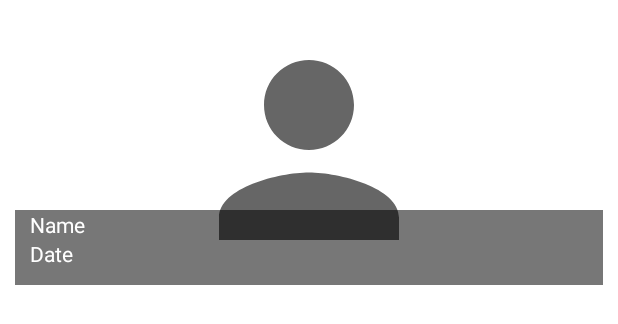
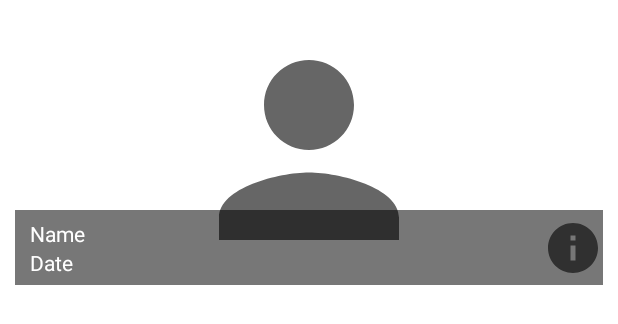
Before and after one commit to Zafar1595/Adebyat, an Android app: the layout rv_person_item.xml on its own in the app's theme, with its tools: preview values and no code run, on a phone screen of 412 x 824 dp. Shown: the top 324 px of the screen. Run offline under Robolectric (Android 15) with nearby library versions, the phone set to English and light mode, and no system bars.

Commit message:
17.37 10 aprel

```diff
--- a/app/build.gradle
+++ b/app/build.gradle
@@ -1,7 +1,6 @@
 plugins {
     id 'com.android.application'
     id 'kotlin-android'
-//    id 'com.google.gms.google-services'
     id "androidx.navigation.safeargs.kotlin"
     id 'com.google.gms.google-services'
 
@@ -75,4 +74,9 @@ dependencies {
     //Сoroutines
     implementation 'org.jetbrains.kotlinx:kotlinx-coroutines-core:1.3.0'
     implementation 'org.jetbrains.kotlinx:kotlinx-coroutines-android:1.3.0'
+    //Image View glide
+    implementation 'com.github.bumptech.glide:glide:4.11.0'
+    annotationProcessor 'com.github.bumptech.glide:compiler:4.11.0'
+//    implementation 'com.github.bumptech.glide:glide:4.11.0'
+//    kapt 'com.github.bumptech.glide:compiler:4.11.0'
 }
--- a/app/src/main/java/space/adebyat/adebyat/data/Creation.kt
+++ b/app/src/main/java/space/adebyat/adebyat/data/Creation.kt
@@ -9,5 +9,6 @@ class Creation(
         val direction: String = "",
         val genre: String = "",
         val theme: List<String> = listOf(),
-        val period: String = ""
+        val period: String = "",
+        val viewed: Int = 0
 )
--- a/app/src/main/java/space/adebyat/adebyat/di/Injections.kt
+++ b/app/src/main/java/space/adebyat/adebyat/di/Injections.kt
@@ -5,6 +5,7 @@ import org.koin.dsl.module
 import space.adebyat.adebyat.data.firebase.FirebaseManager
 import space.adebyat.adebyat.ui.author.AuthorPresenter
 import space.adebyat.adebyat.ui.creation.CreationPresenter
+import space.adebyat.adebyat.ui.filter.FilterPresenter
 
 val dataModule = module {
     single { FirebaseFirestore.getInstance() }
@@ -14,4 +15,6 @@ val dataModule = module {
 val presenterModule = module {
     single { AuthorPresenter(get()) }
     single { CreationPresenter(get()) }
+    single { FilterPresenter(get()) }
+
 }
--- /dev/null
+++ b/app/src/main/res/drawable/ic_baseline_info_24.xml
@@ -0,0 +1,10 @@
+<vector xmlns:android="http://schemas.android.com/apk/res/android"
+    android:width="24dp"
+    android:height="24dp"
+    android:viewportWidth="24"
+    android:viewportHeight="24"
+    android:tint="?attr/colorControlNormal">
+  <path
+      android:fillColor="@android:color/white"
+      android:pathData="M12,2C6.48,2 2,6.48 2,12s4.48,10 10,10 10,-4.48 10,-10S17.52,2 12,2zM13,17h-2v-6h2v6zM13,9h-2L11,7h2v2z"/>
+</vector>
--- a/app/src/main/res/layout/rv_person_item.xml
+++ b/app/src/main/res/layout/rv_person_item.xml
@@ -10,16 +10,26 @@
         android:layout_height="match_parent"
         android:src="@drawable/ic_baseline_person_24"/>
 
-    <LinearLayout
-        android:orientation="vertical"
+    <androidx.constraintlayout.widget.ConstraintLayout
+        android:orientation="horizontal"
         android:layout_width="match_parent"
         android:layout_height="50dp"
         app:layout_constraintStart_toStartOf="parent"
         app:layout_constraintBottom_toBottomOf="parent"
         app:layout_constraintEnd_toEndOf="parent"
         android:background="@color/bg"
-        android:paddingStart="10dp">
-
+        android:paddingStart="10dp"
+        android:weightSum="5"
+        >
+        <LinearLayout
+            android:id="@+id/textViewContainer"
+            android:layout_width="0dp"
+            android:layout_height="wrap_content"
+            android:orientation="vertical"
+            app:layout_constraintStart_toStartOf="parent"
+            app:layout_constraintTop_toTopOf="parent"
+            app:layout_constraintBottom_toBottomOf="parent"
+            app:layout_constraintEnd_toStartOf="@id/imageButtonAuthorInfo">
         <TextView
             android:id="@+id/textViewPoetsName"
             android:layout_width="match_parent"
@@ -30,12 +40,22 @@
 
         <TextView
             android:id="@+id/textViewPoetsDate"
-            android:layout_width="wrap_content"
+            android:layout_width="match_parent"
             android:layout_height="wrap_content"
             android:text="Date"
             android:textColor="@color/white"
             />
-
-    </LinearLayout>
+        </LinearLayout>
+        <ImageButton
+            android:id="@+id/imageButtonAuthorInfo"
+            android:layout_width="40dp"
+            android:layout_height="40dp"
+            android:background="@drawable/ic_baseline_info_24"
+            app:layout_constraintTop_toTopOf="parent"
+            app:layout_constraintEnd_toEndOf="parent"
+            app:layout_constraintBottom_toBottomOf="parent"
+            app:layout_constraintStart_toEndOf="@id/textViewContainer"
+            />
+    </androidx.constraintlayout.widget.ConstraintLayout>
 
 </androidx.constraintlayout.widget.ConstraintLayout>
```
Also changed, not shown: app/src/main/AndroidManifest.xml (+7 -3 lines), app/src/main/java/space/adebyat/adebyat/data/firebase/FirebaseManager.kt (+18 -1 lines), app/src/main/java/space/adebyat/adebyat/ui/author/AuthorAdapter.kt (+8 -0 lines), app/src/main/java/space/adebyat/adebyat/ui/author/AuthorFragment.kt (+7 -0 lines), app/src/main/java/space/adebyat/adebyat/ui/author/AuthorInfoActivity.kt (added, +31 -0 lines), app/src/main/java/space/adebyat/adebyat/ui/filter/FilterPresenter.kt (added, +24 -0 lines), app/src/main/java/space/adebyat/adebyat/ui/filter/FilterView.kt (added, +11 -0 lines), app/src/main/java/space/adebyat/adebyat/ui/filter/FragmentFilter.kt (+71 -1 lines), app/src/main/res/layout/activity_author_info.xml (added, +40 -0 lines), app/src/main/res/layout/fragment_filter.xml (+13 -3 lines).
